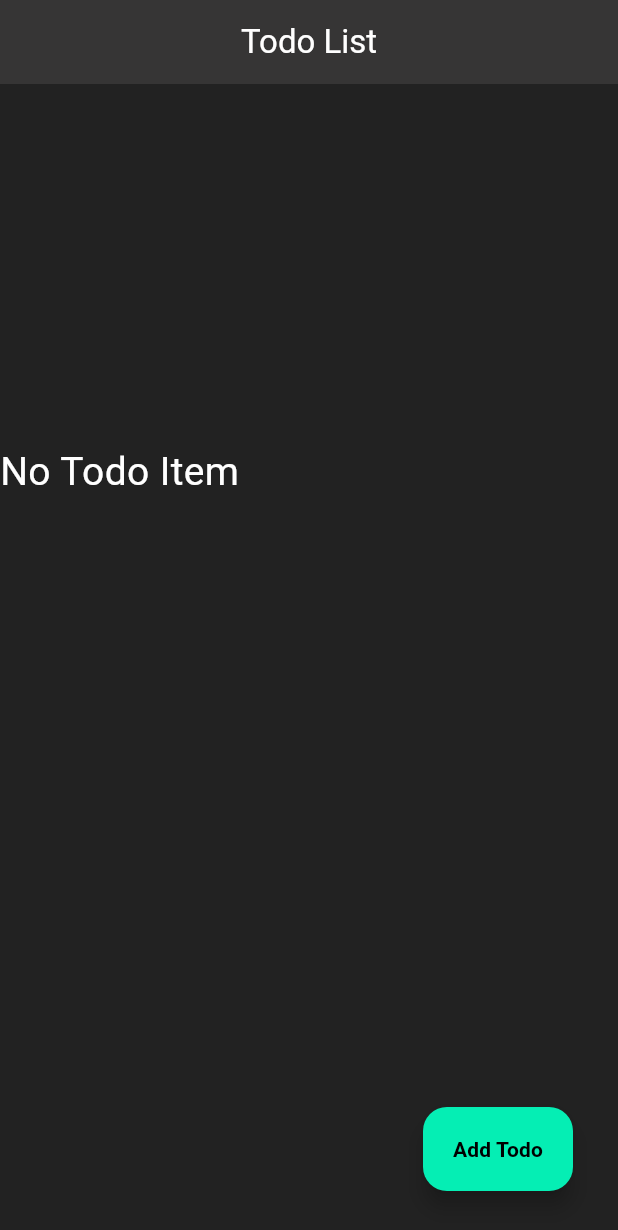
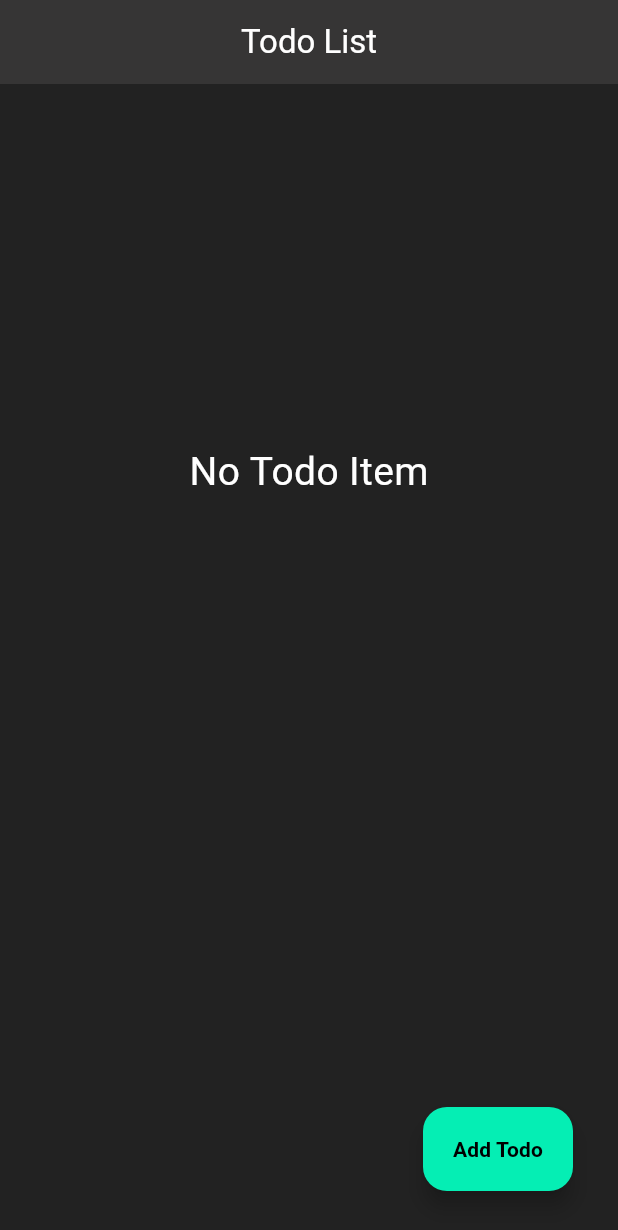
Before and after one commit to Ehsan2009/flutter-todo-api, a Flutter app: the screen it shows after launch, on a phone screen of 412 x 824 dp. Shown: the top 1230 px of the screen. Run offline on Flutter 3.47's test engine with Material 3 defaults, Android fonts, the phone set to English and light mode, and no system bars; network calls fail.

Commit message:
optimized some codes

```diff
--- a/lib/screens/todo_list_screen.dart
+++ b/lib/screens/todo_list_screen.dart
@@ -46,11 +46,14 @@ class _TodoListScreenState extends State<TodoListScreen> {
               }
 
               if (!asyncSnapshot.hasData || asyncSnapshot.data!.isEmpty) {
-                return Padding(
-                  padding: const EdgeInsets.only(top: 240),
-                  child: Text(
-                    'No Todo Item',
-                    style: TextStyle(color: Colors.white, fontSize: 26),
+                return Align(
+                  alignment: Alignment.topCenter,
+                  child: Padding(
+                    padding: const EdgeInsets.only(top: 240),
+                    child: Text(
+                      'No Todo Item',
+                      style: TextStyle(color: Colors.white, fontSize: 26),
+                    ),
                   ),
                 );
               }
--- a/lib/services/todo_service.dart
+++ b/lib/services/todo_service.dart
@@ -43,9 +43,6 @@ class TodoService {
       body: jsonEncode(request),
     );
 
-    print('Status: ${response.statusCode}');
-    print('Body: ${response.body}');
-
     if (response.statusCode != 200) {
       throw Exception('Failed to update todo: ${response.body}');
     }
```
Also changed, not shown: lib/common_widgets.dart/custom_text_field.dart (+4 -8 lines).
